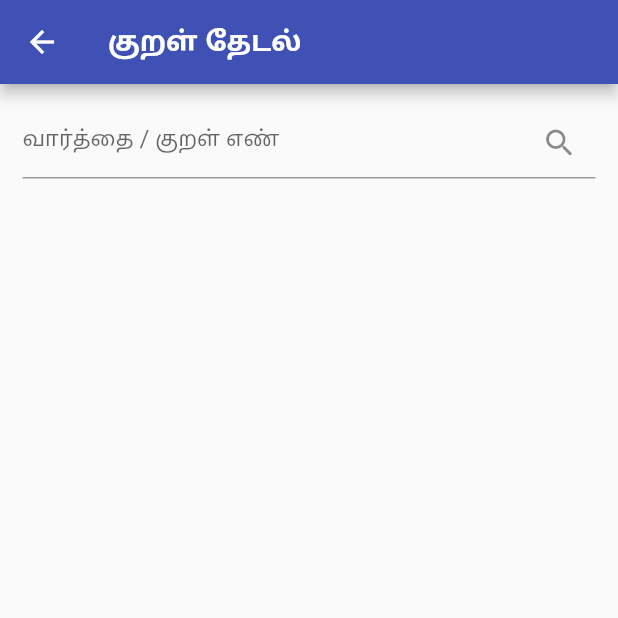
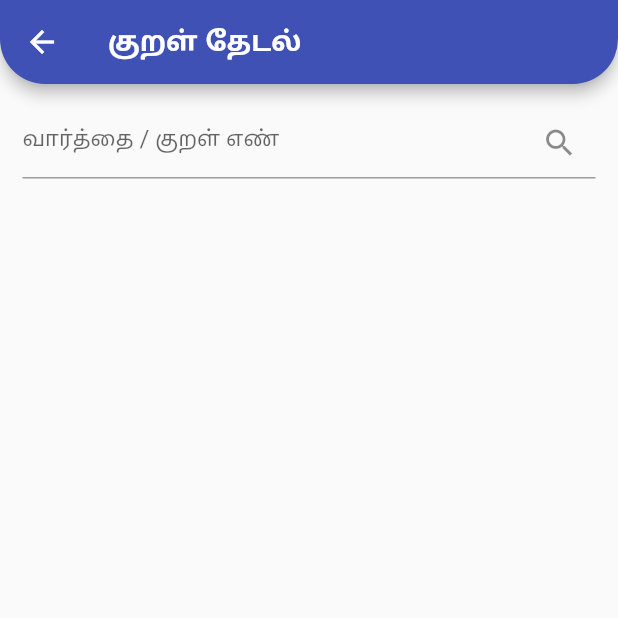
Before and after one commit to Jeeva0604/simple_thirukural_app, a Flutter app: the screen it shows after launch, after a tap on the "search" icon, on a phone screen of 412 x 824 dp, the top half of it. Run offline on Flutter 3.47's test engine with Material 2 defaults, Android fonts, the light colour scheme and no system bars.

Commit message:
initial commit

```diff
--- a/lib/view/athikarankal_screen.dart
+++ b/lib/view/athikarankal_screen.dart
@@ -12,6 +12,11 @@ class _AthikarankalScreenState extends State<AthikarankalScreen> {
   Widget build(BuildContext context) {
     return Scaffold(
       appBar: AppBar(
+        shape: const RoundedRectangleBorder(
+          borderRadius: BorderRadius.only(
+              bottomRight: Radius.circular(30),
+              bottomLeft: Radius.circular(30)),
+        ),
         title: const Text('அதிகாரங்கள்'),
       ),
     );
--- a/lib/view/home_screen.dart
+++ b/lib/view/home_screen.dart
@@ -19,6 +19,11 @@ class _HomeScreenState extends State<HomeScreen> {
       length: 3,
       child: Scaffold(
         appBar: AppBar(
+          shape: const RoundedRectangleBorder(
+            borderRadius: BorderRadius.only(
+                bottomRight: Radius.circular(30),
+                bottomLeft: Radius.circular(30)),
+          ),
           actions: [
             IconButton(
               onPressed: () {},
@@ -78,6 +83,7 @@ class _HomeScreenState extends State<HomeScreen> {
           ),
           bottom: const TabBar(
             indicatorColor: Colors.white,
+            indicatorWeight: 3,
             tabs: [
               Tab(
                 text: ('அறம்'),
--- a/lib/view/iyalkal_screen.dart
+++ b/lib/view/iyalkal_screen.dart
@@ -12,6 +12,11 @@ class _IyalkalScreenState extends State<IyalkalScreen> {
   Widget build(BuildContext context) {
     return Scaffold(
       appBar: AppBar(
+        shape: const RoundedRectangleBorder(
+          borderRadius: BorderRadius.only(
+              bottomRight: Radius.circular(30),
+              bottomLeft: Radius.circular(30)),
+        ),
         title: const Text(
           'இயல்கள்',
           style: TextStyle(
--- a/lib/view/search_screen.dart
+++ b/lib/view/search_screen.dart
@@ -12,6 +12,11 @@ class _SearchScreenState extends State<SearchScreen> {
   Widget build(BuildContext context) {
     return Scaffold(
       appBar: AppBar(
+        shape: const RoundedRectangleBorder(
+          borderRadius: BorderRadius.only(
+              bottomRight: Radius.circular(30),
+              bottomLeft: Radius.circular(30)),
+        ),
         title: const Text(
           'குறள் தேடல்',
           style: TextStyle(
--- a/lib/view/settings_screen.dart
+++ b/lib/view/settings_screen.dart
@@ -12,6 +12,11 @@ class _SettingsScreenState extends State<SettingsScreen> {
   Widget build(BuildContext context) {
     return Scaffold(
       appBar: AppBar(
+        shape: const RoundedRectangleBorder(
+          borderRadius: BorderRadius.only(
+              bottomRight: Radius.circular(30),
+              bottomLeft: Radius.circular(30)),
+        ),
         title: const Text('அமைப்புகள்'),
       ),
     );
```
